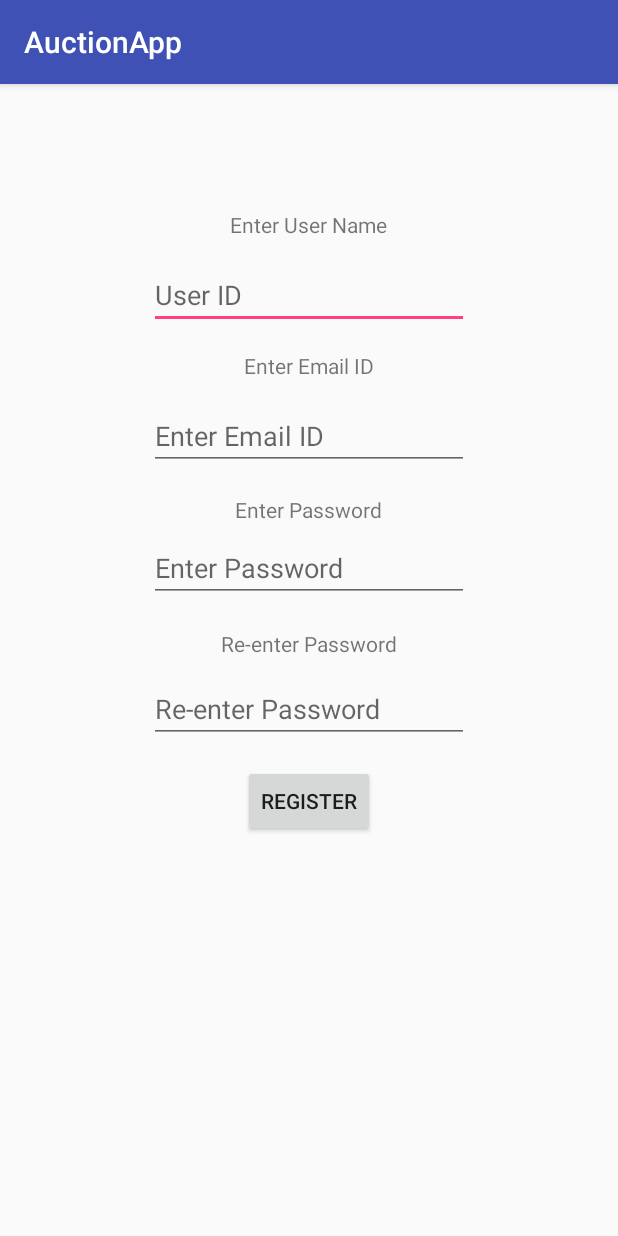
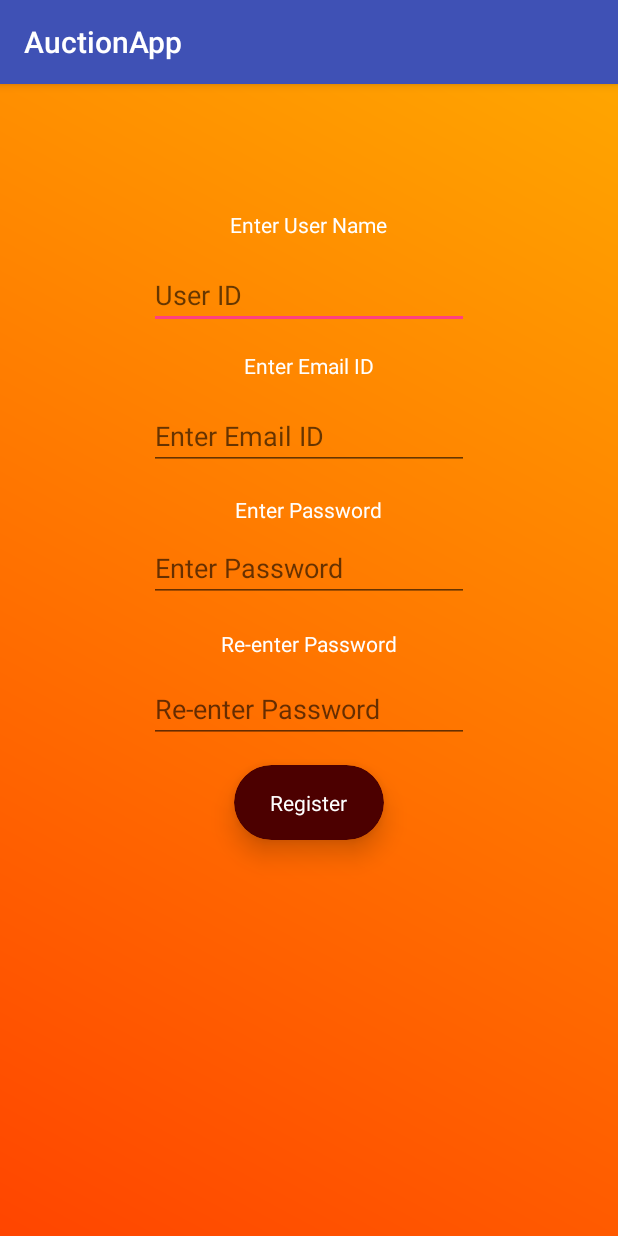
Before and after one commit to MetalDent/AuctionApp, an Android app: the SignUpActivity screen opened directly, with no data from a screen before it, on a phone screen of 412 x 824 dp. Run offline under Robolectric (Android 15) with nearby library versions, the phone set to English and light mode, and no system bars; our stand-ins replace Firebase (no records; nobody signed in at launch, a user with empty details on screens opened directly); 1 statement that could not run was skipped.

Commit message:
Designed signup.

```diff
--- a/app/src/main/java/com/bluemetal/auctionapp/activities/SignUpActivity.java
+++ b/app/src/main/java/com/bluemetal/auctionapp/activities/SignUpActivity.java
@@ -1,12 +1,12 @@
 package com.bluemetal.auctionapp.activities;
 
 import android.content.Intent;
+import android.os.Bundle;
 import android.support.annotation.NonNull;
 import android.support.v7.app.AppCompatActivity;
-import android.os.Bundle;
 import android.view.View;
-import android.widget.Button;
 import android.widget.EditText;
+import android.widget.TextView;
 import android.widget.Toast;
 
 import com.bluemetal.auctionapp.R;
@@ -15,13 +15,11 @@ import com.google.android.gms.tasks.Task;
 import com.google.firebase.auth.AuthResult;
 import com.google.firebase.auth.FirebaseAuth;
 
-import javax.security.auth.login.LoginException;
-
 
 public class SignUpActivity extends AppCompatActivity {
 
     private EditText editID, editEmail, editPass, editRePass;
-    private Button registerBn;
+    private TextView registerTx;
     private FirebaseAuth fbAuth;
 
     @Override
@@ -41,9 +39,9 @@ public class SignUpActivity extends AppCompatActivity {
         editEmail = findViewById(R.id.textemailID);
         editPass = findViewById(R.id.editPasskey);
         editRePass = findViewById(R.id.editPasskey2);
-        registerBn = findViewById(R.id.register);
+        registerTx = findViewById(R.id.register);
 
-        registerBn.setOnClickListener(new View.OnClickListener() {
+        registerTx.setOnClickListener(new View.OnClickListener() {
             @Override
             public void onClick(View view) {
                 userRegister();
--- /dev/null
+++ b/app/src/main/res/drawable/gradient_signup.xml
@@ -0,0 +1,8 @@
+<?xml version="1.0" encoding="utf-8"?>
+<shape xmlns:android="http://schemas.android.com/apk/res/android"
+    android:shape="rectangle">
+    <gradient
+        android:startColor="#FF4500"
+        android:endColor="#FFA500"
+        android:angle="45"/>
+</shape>
--- a/app/src/main/res/layout/activity_sign_up.xml
+++ b/app/src/main/res/layout/activity_sign_up.xml
@@ -4,6 +4,7 @@
     xmlns:tools="http://schemas.android.com/tools"
     android:layout_width="match_parent"
     android:layout_height="match_parent"
+    android:background="@drawable/gradient_signup"
     tools:context="com.bluemetal.auctionapp.activities.SignUpActivity">
 
     <TextView
@@ -13,6 +14,7 @@
         android:layout_alignParentTop="true"
         android:layout_centerHorizontal="true"
         android:layout_marginTop="84dp"
+        android:textColor="#fff"
         android:text="Enter User Name" />
 
     <EditText
@@ -33,6 +35,7 @@
         android:layout_alignParentTop="true"
         android:layout_centerHorizontal="true"
         android:layout_marginTop="178dp"
+        android:textColor="#fff"
         android:text="Enter Email ID" />
 
     <EditText
@@ -53,6 +56,7 @@
         android:layout_alignParentTop="true"
         android:layout_centerHorizontal="true"
         android:layout_marginTop="274dp"
+        android:textColor="#fff"
         android:text="Enter Password" />
 
     <EditText
@@ -73,6 +77,7 @@
         android:layout_alignParentTop="true"
         android:layout_centerHorizontal="true"
         android:layout_marginTop="363dp"
+        android:textColor="#fff"
         android:text="Re-enter Password" />
 
     <EditText
@@ -86,12 +91,29 @@
         android:hint="Re-enter Password"
         android:inputType="textPassword" />
 
-    <Button
-        android:id="@+id/register"
-        android:layout_width="wrap_content"
-        android:layout_height="wrap_content"
+    <android.support.v7.widget.CardView
+        android:layout_width="100dp"
+        android:layout_height="50dp"
         android:layout_alignParentTop="true"
         android:layout_centerHorizontal="true"
         android:layout_marginTop="454dp"
-        android:text="Register" />
+        app:cardBackgroundColor="#4c0000"
+        app:cardCornerRadius="25dp"
+        app:cardElevation="10dp" >
+
+        <RelativeLayout
+            android:layout_width="match_parent"
+            android:layout_height="match_parent">
+
+            <TextView
+                android:id="@+id/register"
+                android:layout_width="wrap_content"
+                android:layout_height="wrap_content"
+                android:text="Register"
+                android:textColor="#fff"
+                android:layout_centerInParent="true"/>
+        </RelativeLayout>
+
+    </android.support.v7.widget.CardView>
+
 </RelativeLayout>
```
